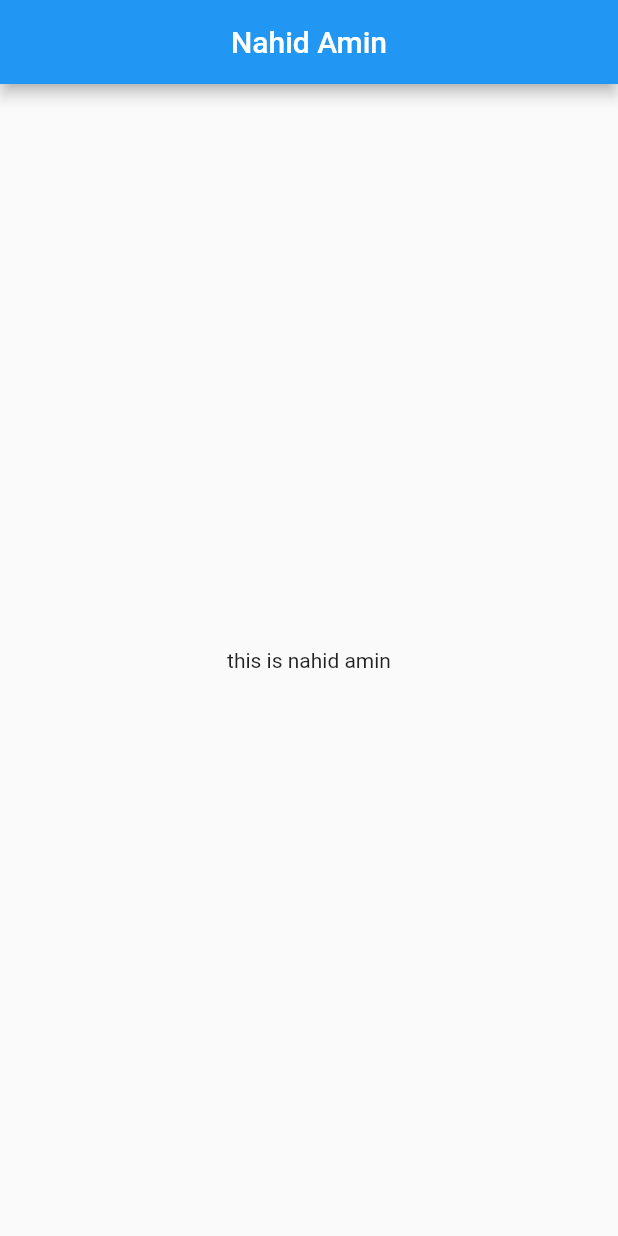
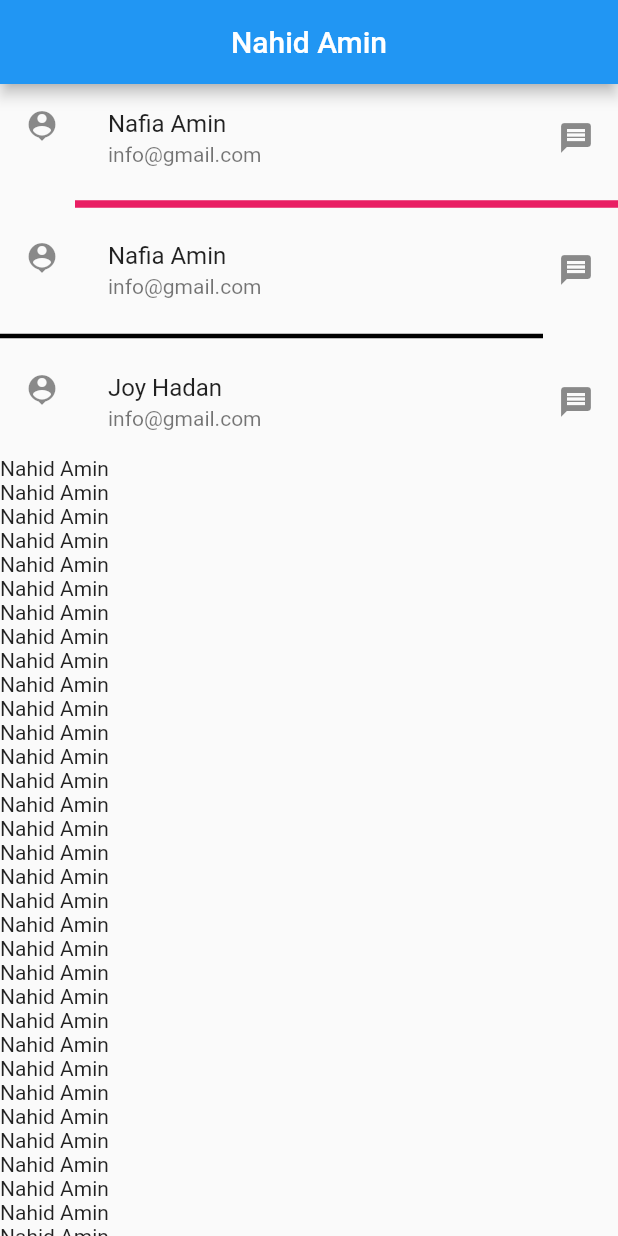
Before and after one commit to Nahid-web/flutter_ostad, a Flutter app: the screen it shows after launch, on a phone screen of 412 x 824 dp. Run offline on Flutter 3.47's test engine with Material 2 defaults, Android fonts, the light colour scheme and no system bars.

Commit message:
ListView, Divider, ListTile, Scrollbar

```diff
--- a/lib/body_widget.dart
+++ b/lib/body_widget.dart
@@ -6,14 +6,89 @@ class BodyWidget extends StatelessWidget {
 
   @override
   Widget build(BuildContext context) {
-    return Center(
-      child: GestureDetector(
-        onTap: () {
-          MySnackBar('this is on tap', context);
-        },
-        onLongPress: (){MySnackBar('Long pressed', context);},
-        onDoubleTap: (){MySnackBar('double tapped', context);},
-        child: Text('this is nahid amin'),
+    return Scrollbar(
+      thickness: 10,
+      radius: Radius.circular(10),
+      child: ListView(
+
+        children: [
+          ListTile(
+            title: Text('Nafia Amin'),
+            subtitle: Text('info@gmail.com'),
+            leading: Icon(Icons.person_pin),
+            trailing: Icon(Icons.message),
+          ),
+          Divider(
+            color: Colors.pink,
+            thickness: 5,
+            indent: 50,
+          ),
+          ListTile(
+            title: Text('Nafia Amin'),
+            subtitle: Text('info@gmail.com'),
+            leading: Icon(Icons.person_pin),
+            trailing: Icon(Icons.message),
+          ),
+          Divider(
+            color: Colors.black,
+            thickness: 3 ,
+            endIndent: 50,
+          ),
+          ListTile(
+            title: Text('Joy Hadan'),
+            subtitle: Text('info@gmail.com'),
+            leading: Icon(Icons.person_pin),
+            trailing: Icon(Icons.message),
+          ),
+          Text('Nahid Amin'),
+          Text('Nahid Amin'),
+          Text('Nahid Amin'),
+          Text('Nahid Amin'),
+          Text('Nahid Amin'),
+          Text('Nahid Amin'),
+          Text('Nahid Amin'),
+          Text('Nahid Amin'),
+          Text('Nahid Amin'),
+          Text('Nahid Amin'),
+          Text('Nahid Amin'),
+          Text('Nahid Amin'),
+          Text('Nahid Amin'),
+          Text('Nahid Amin'),
+          Text('Nahid Amin'),
+          Text('Nahid Amin'),
+          Text('Nahid Amin'),
+          Text('Nahid Amin'),
+          Text('Nahid Amin'),
+          Text('Nahid Amin'),
+          Text('Nahid Amin'),
+          Text('Nahid Amin'),
+          Text('Nahid Amin'),
+          Text('Nahid Amin'),
+          Text('Nahid Amin'),
+          Text('Nahid Amin'),
+          Text('Nahid Amin'),
+          Text('Nahid Amin'),
+          Text('Nahid Amin'),
+          Text('Nahid Amin'),
+          Text('Nahid Amin'),
+          Text('Nahid Amin'),
+          Text('Nahid Amin'),
+          Text('Nahid Amin'),
+          Text('Nahid Amin'),
+          Text('Nahid Amin'),
+          Text('Nahid Amin'),
+          Text('Nahid Amin'),
+          Text('Nahid Amin'),
+          Text('Nahid Amin'),
+          Text('Nahid Amin'),
+          Text('Nahid Amin'),
+          Text('Nahid Amin'),
+          Text('Nahid Amin'),
+          Text('Nahid Amin'),
+          Text('Nahid Amin'),
+          Text('Nahid Amin'),
+          Text('Nahid Amin'),
+        ],
       ),
     );
   }
```
